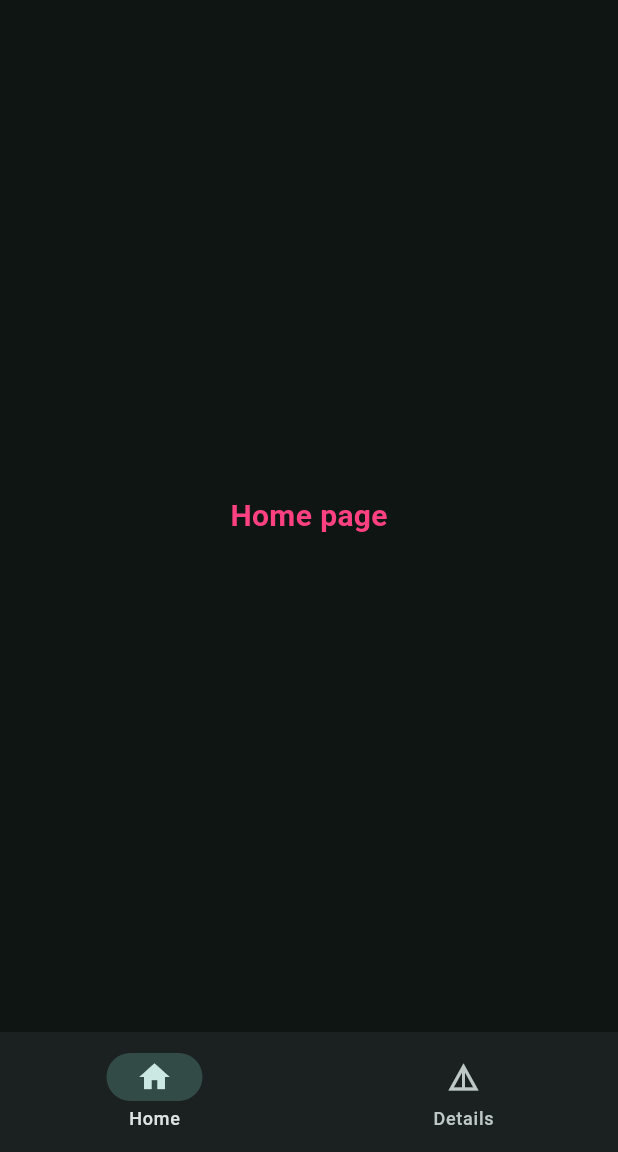
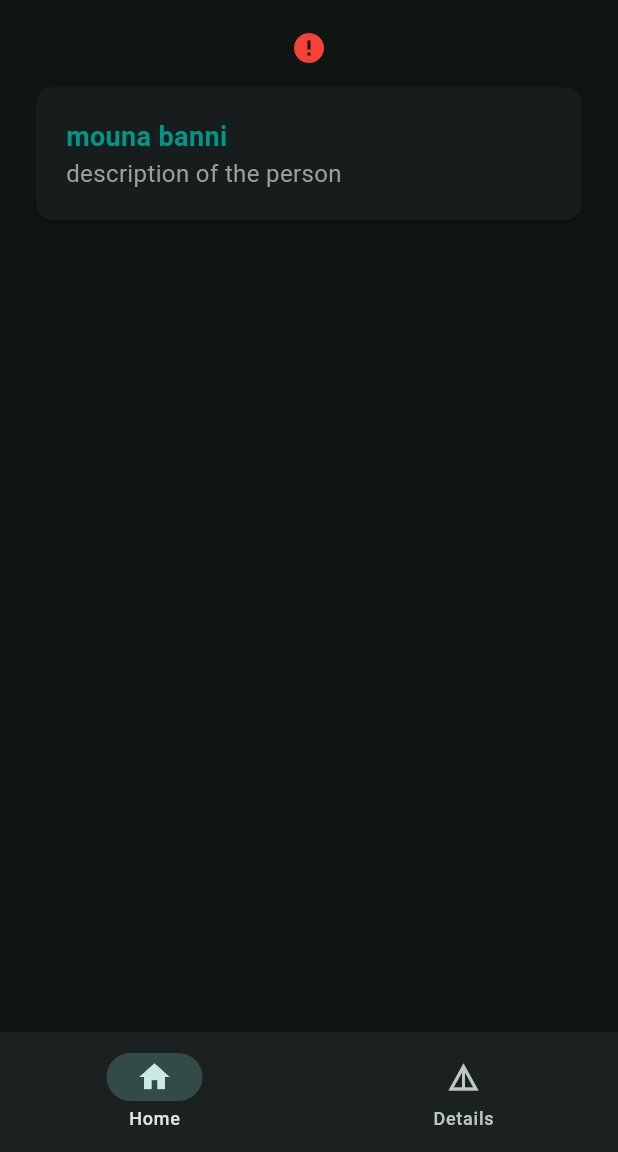
Before and after one commit to bilelbzeouich/flutter_eschool, a Flutter app: the WidgetTree screen opened directly, on a phone screen of 412 x 824 dp, the part 84-1236 px from its top. Run offline on Flutter 3.47's test engine with Material 3 defaults, Android fonts, the phone set to English and light mode, and no system bars; network calls fail.

Commit message:
Refactor DetailsPage and HomePage to enhance UI with ListTile and HeroWidget, respectively. Update WelcomePage to include HeroWidget and adjust padding for improved layout.

```diff
--- a/lib/view/pages/details_page.dart
+++ b/lib/view/pages/details_page.dart
@@ -1,4 +1,6 @@
 import 'package:flutter/material.dart';
+import '../data/notifiers.dart';
+import 'welcome_page.dart';
 
 class DetailsPage extends StatelessWidget {
   const DetailsPage({super.key});
@@ -6,13 +8,20 @@ class DetailsPage extends StatelessWidget {
   @override
   Widget build(BuildContext context) {
     return Center(
-      child: Text(
-        "Details page",
-        style: TextStyle(
-          fontSize: 20,
-          fontWeight: FontWeight.bold,
-          color: Colors.teal,
-        ),
+      child: ListTile(
+        title: const Text('Logout'),
+        leading: const Icon(Icons.logout),
+        onTap: () {
+          selectedIndexNotifier.value = 0;
+          Navigator.pushReplacement(
+            context,
+            MaterialPageRoute(
+              builder: (context) {
+                return WelcomePage();
+              },
+            ),
+          );
+        },
       ),
     );
   }
--- a/lib/view/pages/home_page.dart
+++ b/lib/view/pages/home_page.dart
@@ -1,18 +1,43 @@
 import 'package:flutter/material.dart';
+import '../widgets/hero_widget.dart';
 
 class HomePage extends StatelessWidget {
   const HomePage({super.key});
 
   @override
   Widget build(BuildContext context) {
-    return Center(
-      child: Text(
-        "Home page",
-        style: TextStyle(
-          fontSize: 20,
-          fontWeight: FontWeight.bold,
-          color: Colors.pinkAccent,
-        ),
+    return Padding(
+      padding: const EdgeInsets.all(20.0),
+      child: Column(
+        children: [
+          HeroWidget(),
+          Container(
+            width: double.infinity,
+            margin: const EdgeInsets.symmetric(vertical: 10.0),
+            child: Card(
+              child: Padding(
+                padding: const EdgeInsets.all(20.0),
+                child: Column(
+                  crossAxisAlignment: CrossAxisAlignment.start,
+                  children: [
+                    Text(
+                      'mouna banni',
+                      style: TextStyle(
+                        fontSize: 18.0,
+                        fontWeight: FontWeight.bold,
+                        color: Colors.teal,
+                      ),
+                    ),
+                    Text(
+                      'description of the person',
+                      style: TextStyle(fontSize: 16.0, color: Colors.grey),
+                    ),
+                  ],
+                ),
+              ),
+            ),
+          ),
+        ],
       ),
     );
   }
--- a/lib/view/pages/welcome_page.dart
+++ b/lib/view/pages/welcome_page.dart
@@ -1,5 +1,6 @@
 import 'package:flutter/material.dart';
 import '../widgets/widget_tree.dart';
+import '../widgets/hero_widget.dart';
 
 class WelcomePage extends StatelessWidget {
   const WelcomePage({super.key});
@@ -8,14 +9,11 @@ class WelcomePage extends StatelessWidget {
   Widget build(BuildContext context) {
     return Scaffold(
       body: Padding(
-        padding: const EdgeInsets.all(16.0),
+        padding: const EdgeInsets.all(20.0),
         child: Column(
           mainAxisAlignment: MainAxisAlignment.center,
           children: [
-            ClipRRect(
-              borderRadius: BorderRadius.circular(100),
-              child: Image.asset("assets/images/bg.jpeg"),
-            ),
+            HeroWidget(),
             ElevatedButton(
               onPressed: () {
                 Navigator.pushReplacement(
--- /dev/null
+++ b/lib/view/widgets/hero_widget.dart
@@ -0,0 +1,33 @@
+import 'package:flutter/material.dart';
+
+class HeroWidget extends StatelessWidget {
+  const HeroWidget({super.key});
+
+  @override
+  Widget build(BuildContext context) {
+    return Hero(
+      tag: 'hero-widget',
+      child: ClipRRect(
+        borderRadius: BorderRadius.circular(10.0),
+        child: Image.network(
+          "https://images.unsplash.com/photo-1470071459604-3b5ec3a7fe05?w=1920&h=1080&fit=crop",
+          fit: BoxFit.cover,
+          loadingBuilder: (context, child, loadingProgress) {
+            if (loadingProgress == null) return child;
+            return Center(
+              child: CircularProgressIndicator(
+                value: loadingProgress.expectedTotalBytes != null
+                    ? loadingProgress.cumulativeBytesLoaded /
+                          loadingProgress.expectedTotalBytes!
+                    : null,
+              ),
+            );
+          },
+          errorBuilder: (context, error, stackTrace) {
+            return const Center(child: Icon(Icons.error, color: Colors.red));
+          },
+        ),
+      ),
+    );
+  }
+}
```
